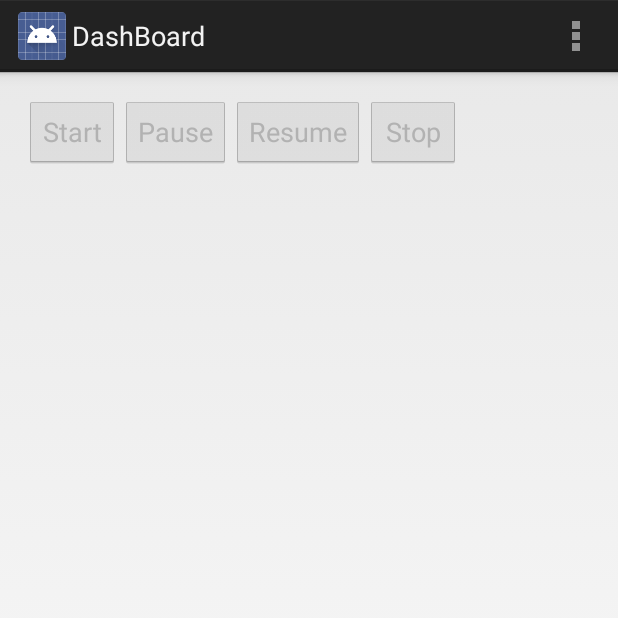
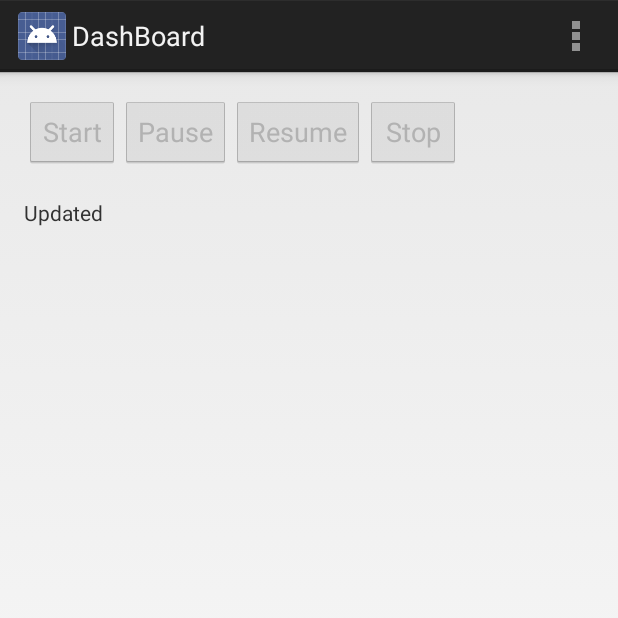
Before and after one commit to sng2c/Cyclo, an Android app: the screen it shows after launch (DashboardActivity), on a phone screen of 412 x 824 dp, the top half of it. Run offline under Robolectric (Android 15) with nearby library versions, the phone set to English and light mode, and no system bars; 1 statement that could not run was skipped.

Commit message:
Add recording location

```diff
--- a/app/src/main/java/com/mabook/cyclo/DashboardActivity.java
+++ b/app/src/main/java/com/mabook/cyclo/DashboardActivity.java
@@ -1,12 +1,14 @@
 package com.mabook.cyclo;
 
 import android.app.Activity;
+import android.location.Location;
 import android.os.Bundle;
 import android.util.Log;
 import android.view.Menu;
 import android.view.MenuItem;
 import android.view.View;
 import android.widget.Button;
+import android.widget.TextView;
 import android.widget.Toast;
 
 import com.mabook.cyclo.core.CycloConnector;
@@ -15,10 +17,12 @@ import com.mabook.cyclo.core.CycloConnector;
 public class DashboardActivity extends Activity {
 
     private static final String TAG = "DashboardActivity";
+    Location lastLocation;
     private Button buttonStart;
     private Button buttonStop;
     private Button buttonPause;
     private Button buttonResume;
+    private TextView textUpdate;
     private CycloConnector gpsConn;
 
     @Override
@@ -29,6 +33,7 @@ public class DashboardActivity extends Activity {
         buttonStop = (Button) findViewById(R.id.button_stop);
         buttonPause = (Button) findViewById(R.id.button_pause);
         buttonResume = (Button) findViewById(R.id.button_resume);
+        textUpdate = (TextView) findViewById(R.id.update);
         gpsConn = new CycloConnector(this, new CycloConnector.StatusListener() {
             @Override
             public void onReceiveStatus(Bundle bundle) {
@@ -59,7 +64,12 @@ public class DashboardActivity extends Activity {
 
             @Override
             public void onReceiveUpdate(Bundle bundle) {
-                Toast.makeText(DashboardActivity.this, "UPDATE:" + bundle.getString("type"), Toast.LENGTH_LONG).show();
+                Toast.makeText(DashboardActivity.this, bundle.getString("type"), Toast.LENGTH_LONG).show();
+                Location location = bundle.getParcelable("location");
+                if (location != null) {
+                    textUpdate.setText(CycloConnector.dumpLocation(location, lastLocation));
+                    lastLocation = location;
+                }
             }
         });
 
--- a/app/src/main/res/layout/activity_dashboard.xml
+++ b/app/src/main/res/layout/activity_dashboard.xml
@@ -2,11 +2,16 @@
     xmlns:tools="http://schemas.android.com/tools"
     android:layout_width="match_parent"
     android:layout_height="match_parent"
+    android:orientation="vertical"
     android:paddingBottom="@dimen/activity_vertical_margin"
     android:paddingLeft="@dimen/activity_horizontal_margin"
     android:paddingRight="@dimen/activity_horizontal_margin"
     android:paddingTop="@dimen/activity_vertical_margin"
     tools:context="com.mabook.cyclo.DashboardActivity">
+
+    <LinearLayout
+        android:layout_width="match_parent"
+        android:layout_height="wrap_content">
 
     <Button
         android:id="@+id/button_start"
@@ -42,4 +47,17 @@
         android:text="Stop"
         />
 
+    </LinearLayout>
+
+    <TextView
+        android:layout_width="match_parent"
+        android:layout_height="wrap_content"
+        android:layout_marginTop="20dp"
+        android:text="Updated" />
+
+    <TextView
+        android:id="@+id/update"
+        android:layout_width="match_parent"
+        android:layout_height="wrap_content"
+        android:layout_marginTop="10dp" />
 </LinearLayout>
```
Also changed, not shown: app/src/debug/res/values/google_maps_api.xml (deleted, +0 -18 lines), app/src/main/java/com/mabook/cyclo/core/CycloConnector.java (+14 -1 lines), app/src/main/java/com/mabook/cyclo/core/CycloService.java (+116 -23 lines), 1 other file.
